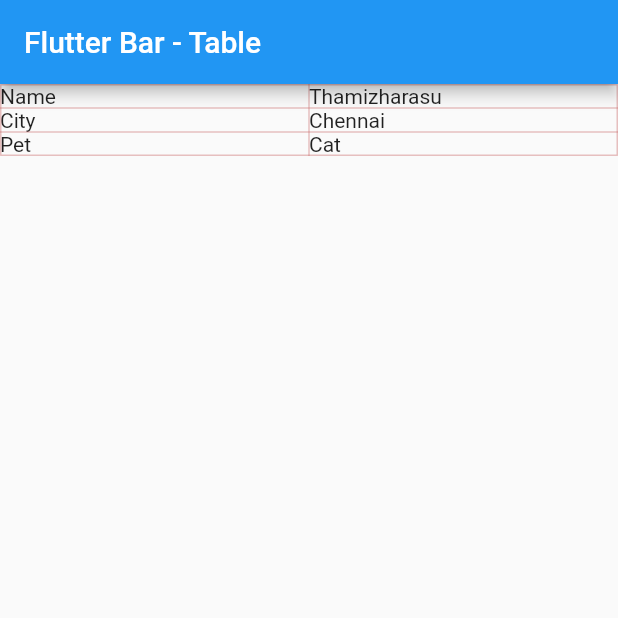
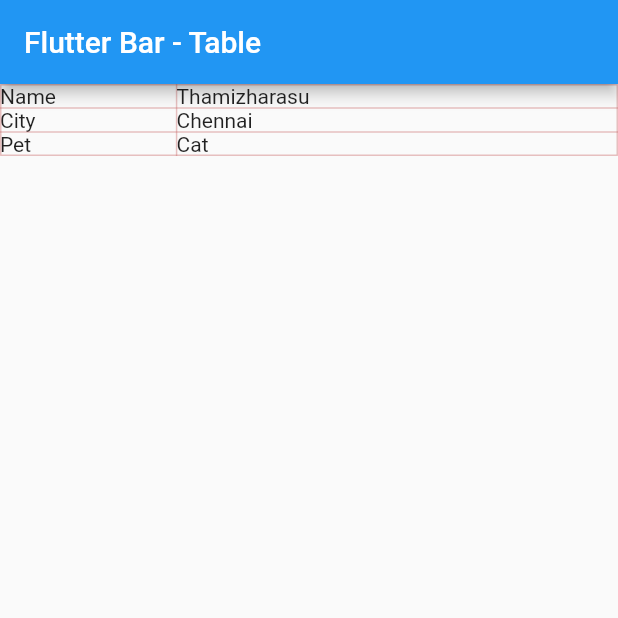
Before and after one commit to hustlebar/flutterbar, a Flutter app: the screen it shows after launch, on a phone screen of 412 x 824 dp, the top half of it. Run offline on Flutter 3.47's test engine with Material 2 defaults, Android fonts, the phone set to English and light mode, and no system bars.

```diff
--- a/lib/layouts/table.dart
+++ b/lib/layouts/table.dart
@@ -20,10 +20,11 @@ class FlutterBarTable extends StatelessWidget {
 
   _buildBody(BuildContext context) {
     return Table(
+      defaultVerticalAlignment: TableCellVerticalAlignment.middle,
       defaultColumnWidth: FlexColumnWidth(0.5),
-//      columnWidths: {
-//        0: FlexColumnWidth(0.5)
-//      },
+      columnWidths: {
+        0: FlexColumnWidth(0.2)
+      },
       border: TableBorder.all(
         color: Color.fromARGB(100, 200, 100, 100)
       ),
```
